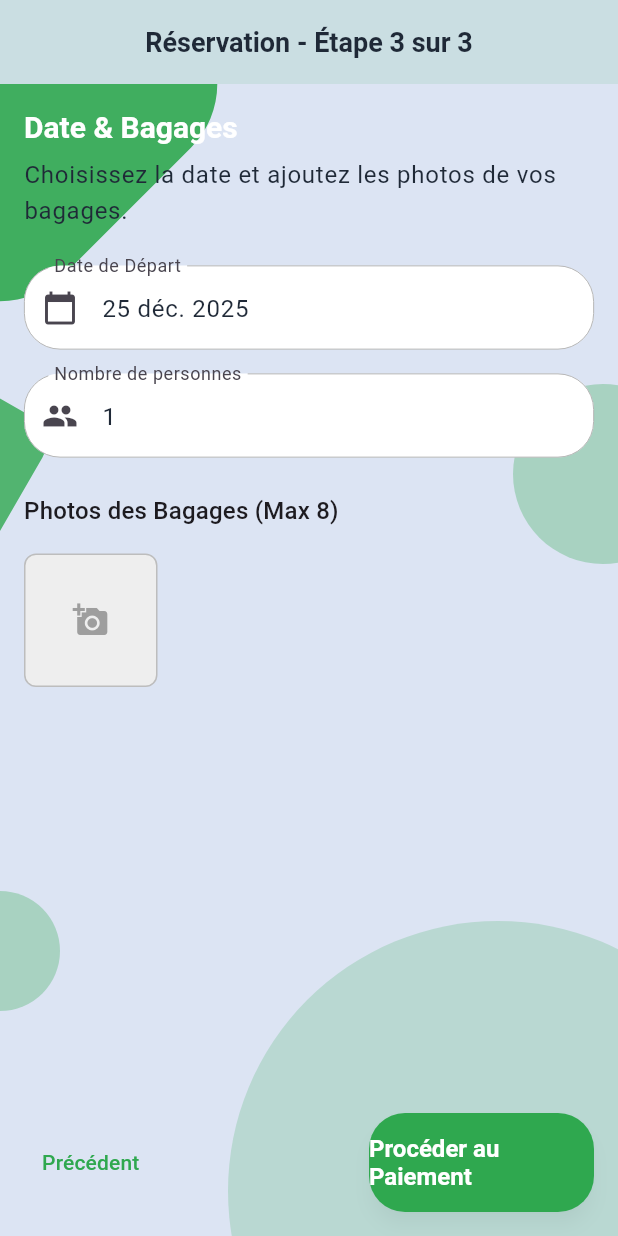
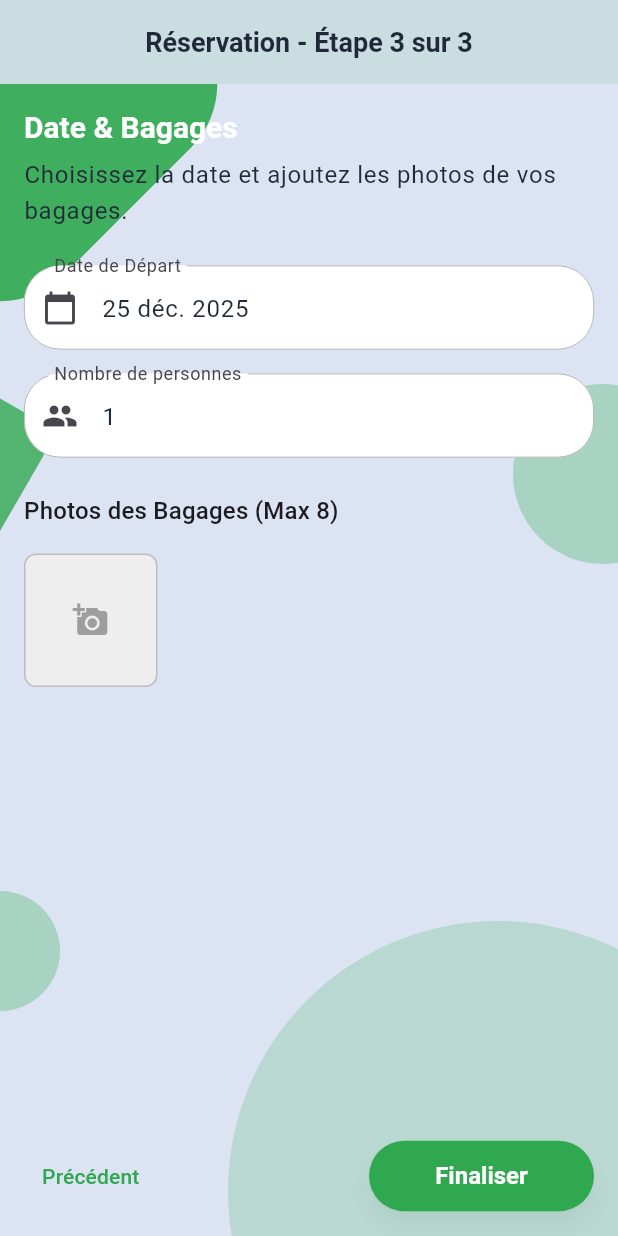
Before and after one commit to Donchaminade/lktrans, a Flutter app: the ReservationScreen screen opened by its route, swiped to page 3, on a phone screen of 412 x 824 dp. Run offline on Flutter 3.47's test engine with Material 3 defaults, Android fonts, the phone set to English and light mode, and no system bars; our stand-ins replace dotted_line, go_router.

Commit message:
revu de la page de reservation.

```diff
--- a/lib/core/router/app_router.dart
+++ b/lib/core/router/app_router.dart
@@ -12,10 +12,9 @@ import 'package:lktrans/features/routes/presentation/screens/route_detail_screen
 import 'package:lktrans/features/splash/presentation/screens/splash_screen.dart';
 import 'package:lktrans/features/tickets/presentation/screens/confirmation_screen.dart';
 import 'package:lktrans/features/tickets/presentation/screens/payment_screen.dart';
-import 'package:lktrans/features/tickets/presentation/screens/reservation_entry_point_screen.dart'; // Import ReservationEntryPointScreen
 import 'package:lktrans/features/tickets/presentation/screens/reservation_screen.dart';
 import 'package:lktrans/features/tickets/presentation/screens/ticket_detail_screen.dart';
-import 'package:lktrans/features/tickets/presentation/screens/tickets_screen.dart'; // Import TicketsScreen
+import 'package:lktrans/features/tickets/presentation/screens/tickets_screen.dart';
 
 final GoRouter appRouter = GoRouter(
   initialLocation: '/',
@@ -71,7 +70,7 @@ final GoRouter appRouter = GoRouter(
           builder: (BuildContext context, GoRouterState state) => const RouteCatalogScreen(),
         ),
         GoRoute(
-          path: '/tickets', // Nouvelle route pour les tickets
+          path: '/tickets',
           builder: (BuildContext context, GoRouterState state) => const TicketsScreen(),
         ),
         GoRoute(
@@ -82,31 +81,23 @@ final GoRouter appRouter = GoRouter(
       ],
     ),
     GoRoute(
-      path: '/route-details', // Modified to not use path parameter
+      path: '/route-details',
       pageBuilder: (context, state) => _buildPageWithFadeTransition(
         context: context,
         state: state,
         child: RouteDetailScreen(
-          routeId: state.extra! as String, // Extraira l'ID de 'extra'
+          routeId: state.extra! as String,
         ),
       ),
     ),
     GoRoute(
-      path: '/ticket-details', // New route for TicketDetailScreen
+      path: '/ticket-details',
       pageBuilder: (context, state) => _buildPageWithFadeTransition(
         context: context,
         state: state,
         child: TicketDetailScreen(
-          ticketData: state.extra! as Map<String, dynamic>, // Pass the entire ticket object
+          ticketData: state.extra! as Map<String, dynamic>,
         ),
-      ),
-    ),
-    GoRoute(
-      path: '/reservation-entry', // New route for reservation entry point
-      pageBuilder: (context, state) => _buildPageWithFadeTransition(
-        context: context,
-        state: state,
-        child: const ReservationEntryPointScreen(),
       ),
     ),
     GoRoute(
--- a/lib/features/tickets/presentation/screens/payment_screen.dart
+++ b/lib/features/tickets/presentation/screens/payment_screen.dart
@@ -44,7 +44,7 @@ class _PaymentScreenState extends State<PaymentScreen> {
                 children: [
                   Text(
                     'Montant à payer: 3500 FCFA', // Placeholder amount
-                    style: textTheme.headlineSmall?.copyWith(fontWeight: FontWeight.bold, color: AppColors.primary),
+                    style: textTheme.headlineSmall?.copyWith(fontWeight: FontWeight.bold, color: const Color.fromARGB(255, 1, 10, 3)),
                     textAlign: TextAlign.center,
                   ),
                   const SizedBox(height: 32),
--- a/lib/features/tickets/presentation/screens/reservation_screen.dart
+++ b/lib/features/tickets/presentation/screens/reservation_screen.dart
@@ -436,7 +436,7 @@ class _ReservationScreenState extends State<ReservationScreen> {
                   }
                 }
               },
-              text: _currentPage < (_totalSteps - 1) ? 'Suivant' : 'Procéder au Paiement',
+              text: _currentPage < (_totalSteps - 1) ? 'Suivant' : 'Finaliser',
             ),
           ),
         ],
--- a/lib/features/tickets/presentation/screens/tickets_screen.dart
+++ b/lib/features/tickets/presentation/screens/tickets_screen.dart
@@ -170,7 +170,7 @@ class _TicketsScreenState extends State<TicketsScreen> {
                                                                       padding: const EdgeInsets.all(16.0),
                                                                       child: LoadingButton(
                                                                         onPressed: () async {
-                                                        context.push('/reservation-entry'); // Navigates to ReservationEntryPointScreen
+                                                                          context.push('/reservation'); // Navigates directly to ReservationScreen
                                                                         },
                                                                         text: 'Faire une réservation',
                                                                       ),
```
Also changed, not shown: lib/features/tickets/presentation/screens/reservation_entry_point_screen.dart (deleted, +0 -57 lines). Lines whose indentation alone changed are shown as unchanged.
